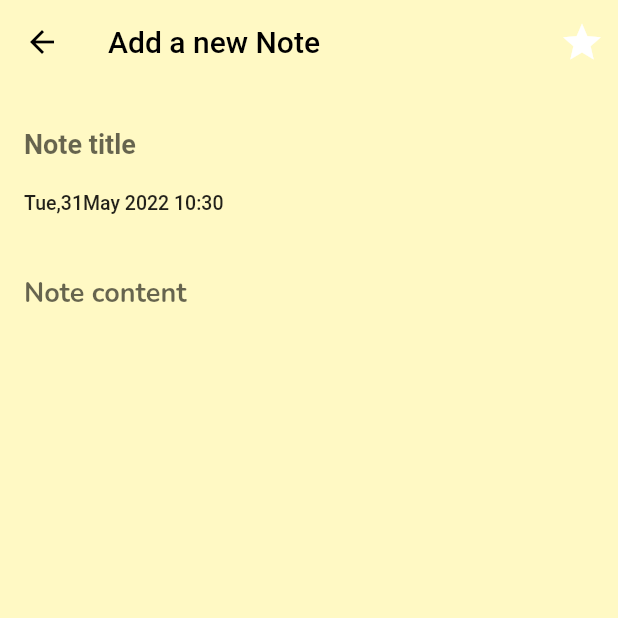
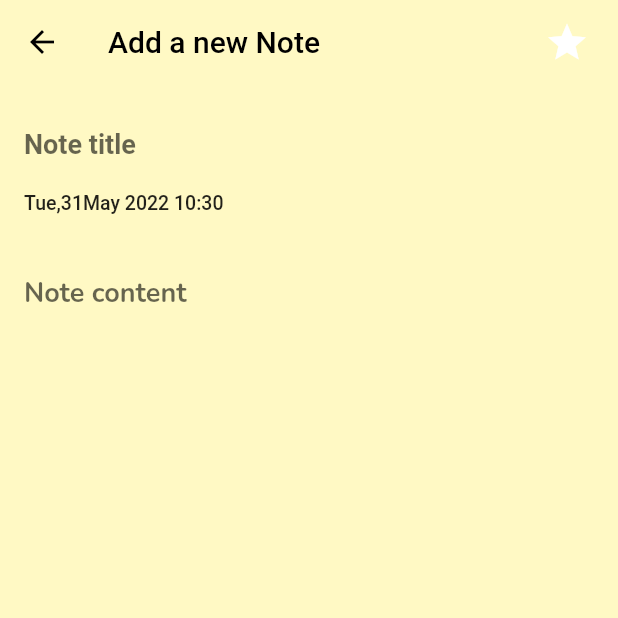
Before and after one commit to shinoasada1907/note_app, a Flutter app: the screen it shows after launch, after a tap on "Add Note", on a phone screen of 412 x 824 dp, the top half of it. Run offline on Flutter 3.47's test engine with Material 2 defaults, Android fonts, the phone set to English and light mode, and no system bars; our stand-ins replace cloud_firestore, firebase_core, google_fonts; accounts and stored records are empty.

Commit message:
cập nhật thứ 3

```diff
--- a/lib/screens/home_screen.dart
+++ b/lib/screens/home_screen.dart
@@ -48,8 +48,10 @@ class _HomeScreenState extends State<HomeScreen> {
             ),
             Expanded(
               child: StreamBuilder<QuerySnapshot>(
-                stream:
-                    FirebaseFirestore.instance.collection("Notes").snapshots(),
+                stream: FirebaseFirestore.instance
+                    .collection("Notes")
+                    .orderBy("important", descending: true)
+                    .snapshots(),
                 builder: (context, AsyncSnapshot<QuerySnapshot> snapshot) {
                   //kiểm tra kết nối với dữ liệu
                   if (snapshot.connectionState == ConnectionState.waiting) {
--- a/lib/screens/note_editor.dart
+++ b/lib/screens/note_editor.dart
@@ -28,6 +28,7 @@ class _NoteEditorScreenState extends State<NoteEditorScreen> {
       "creation": date,
       "note_content": _mainController.text,
       "color_id": color_id,
+      "important": _iconColor,
     }).whenComplete(() => Navigator.pop(context));
   }
 
@@ -46,7 +47,9 @@ class _NoteEditorScreenState extends State<NoteEditorScreen> {
         ),
         elevation: 0,
         actions: [
-          IconButton(
+          Padding(
+            padding: const EdgeInsets.only(right: 10),
+            child: IconButton(
               onPressed: () {
                 setState(() {
                   _iconColor = !_iconColor;
@@ -56,6 +59,7 @@ class _NoteEditorScreenState extends State<NoteEditorScreen> {
                 Icons.star,
                 color: _iconColor ? Colors.yellow : Colors.white,
                 size: 30,
+              ),
             ),
           )
         ],
```
Also changed, not shown: lib/screens/note-reader.dart (+18 -0 lines), lib/widgets/note_card.dart (+10 -1 lines). Lines whose indentation alone changed are shown as unchanged.
